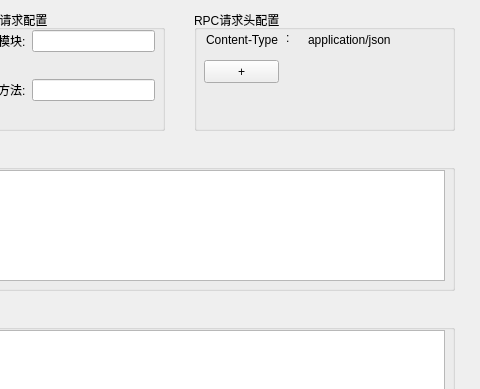
Above: ui/rpc_ui.ui from JACKCHEN213/mqtt_desk before the change; both pictures show x 276 to 756 and y 0 to 389 of the 756 by 533 pixel window. Below: the same form after it.
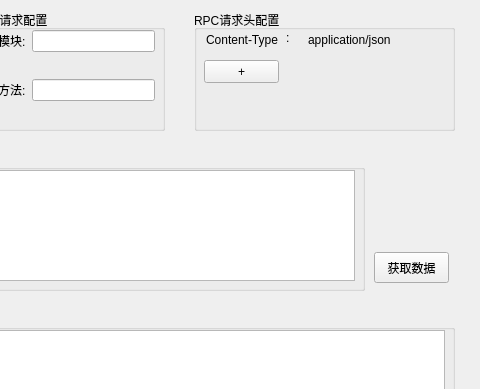
That is the form after the change.

Commit message:
refactor(ui): Refactor mqtt and rpc ui
[skip ci]

```diff
--- a/ui/rpc_ui.ui
+++ b/ui/rpc_ui.ui
@@ -231,7 +231,7 @@
     <rect>
      <x>30</x>
      <y>150</y>
-     <width>701</width>
+     <width>611</width>
      <height>141</height>
     </rect>
    </property>
@@ -243,7 +243,7 @@
      <rect>
       <x>10</x>
       <y>20</y>
-      <width>681</width>
+      <width>591</width>
       <height>111</height>
      </rect>
     </property>
@@ -272,6 +272,19 @@
     </property>
    </widget>
   </widget>
+  <widget class="QPushButton" name="rpc_send_btn">
+   <property name="geometry">
+    <rect>
+     <x>650</x>
+     <y>252</y>
+     <width>75</width>
+     <height>31</height>
+    </rect>
+   </property>
+   <property name="text">
+    <string>获取数据</string>
+   </property>
+  </widget>
  </widget>
  <resources/>
  <connections/>
```
The commit also changes 3 other files.
